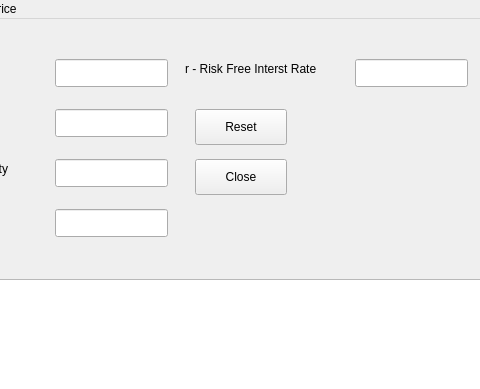
Qt form form1.ui (caiorss/qtwidgets-sample-uis) before a commit; both pictures show x 115 to 595 and y 0 to 389 of the 800 by 600 pixel window.
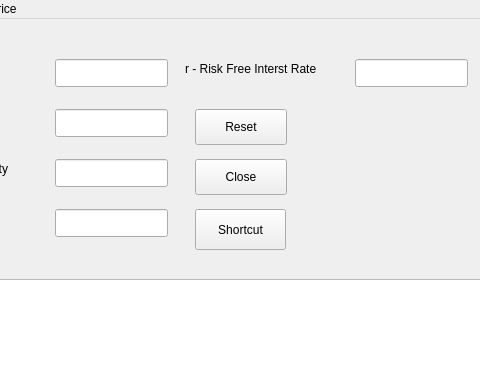
The same form after that commit.

Commit message: Add button for creating Dekstop shortcut.

What changed in the file:
```diff
--- a/form1.ui
+++ b/form1.ui
@@ -180,6 +180,22 @@
      <string>Close</string>
     </property>
    </widget>
+   <widget class="QPushButton" name="btnShortcut">
+    <property name="geometry">
+     <rect>
+      <x>310</x>
+      <y>190</y>
+      <width>91</width>
+      <height>41</height>
+     </rect>
+    </property>
+    <property name="toolTip">
+     <string>Create a desktop shortcut for this applicatio</string>
+    </property>
+    <property name="text">
+     <string>Shortcut</string>
+    </property>
+   </widget>
   </widget>
   <widget class="QMenuBar" name="menubar">
    <property name="geometry">
```
Left out of the diff: 8 changed lines with no effect on the pictures.
